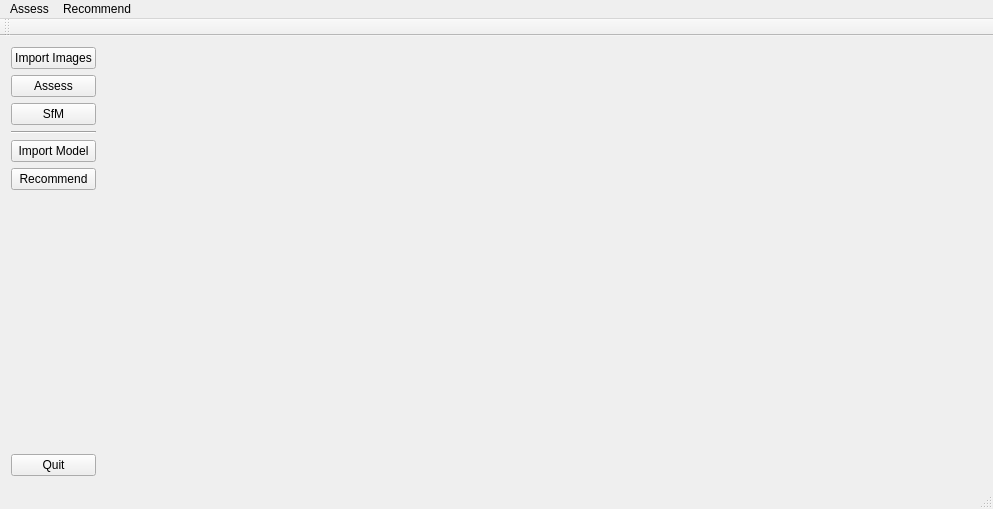
The window that mainwindow.ui (h005/vpRecommendation) describes before a commit, drawn with Qt 5.
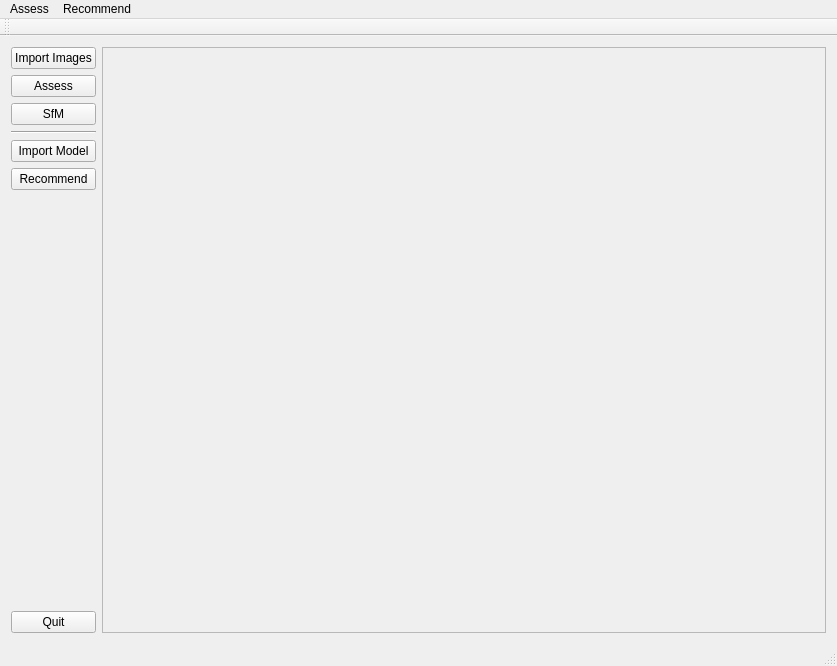
The same window after the commit.

Diff of the .ui file:
```diff
--- a/mainwindow.ui
+++ b/mainwindow.ui
@@ -9,8 +9,8 @@
    <rect>
     <x>0</x>
     <y>0</y>
-    <width>993</width>
-    <height>509</height>
+    <width>837</width>
+    <height>666</height>
    </rect>
   </property>
   <property name="sizePolicy">
@@ -23,8 +23,8 @@
    <string>Viewpoint Assessment</string>
   </property>
   <widget class="QWidget" name="centralWidget">
-   <layout class="QHBoxLayout" name="horizontalLayout">
-    <item>
+   <layout class="QGridLayout" name="gridLayout">
+    <item row="0" column="0">
      <layout class="QVBoxLayout" name="verticalLayout">
       <item>
        <widget class="QPushButton" name="importImgs">
@@ -90,14 +90,27 @@
       </item>
      </layout>
     </item>
-    <item>
-     <widget class="QWidget" name="mainWidget" native="true">
+    <item row="0" column="1">
+     <widget class="QScrollArea" name="scrollArea">
+      <property name="widgetResizable">
+       <bool>true</bool>
+      </property>
+      <widget class="QWidget" name="mainWidget">
+       <property name="geometry">
+        <rect>
+         <x>0</x>
+         <y>0</y>
+         <width>702</width>
+         <height>585</height>
+        </rect>
+       </property>
       <property name="sizePolicy">
        <sizepolicy hsizetype="Expanding" vsizetype="Expanding">
         <horstretch>0</horstretch>
         <verstretch>0</verstretch>
        </sizepolicy>
       </property>
+      </widget>
      </widget>
     </item>
    </layout>
@@ -107,7 +120,7 @@
     <rect>
      <x>0</x>
      <y>0</y>
-     <width>993</width>
+     <width>837</width>
      <height>22</height>
     </rect>
    </property>
```
Lines whose indentation alone changed are shown as unchanged.
